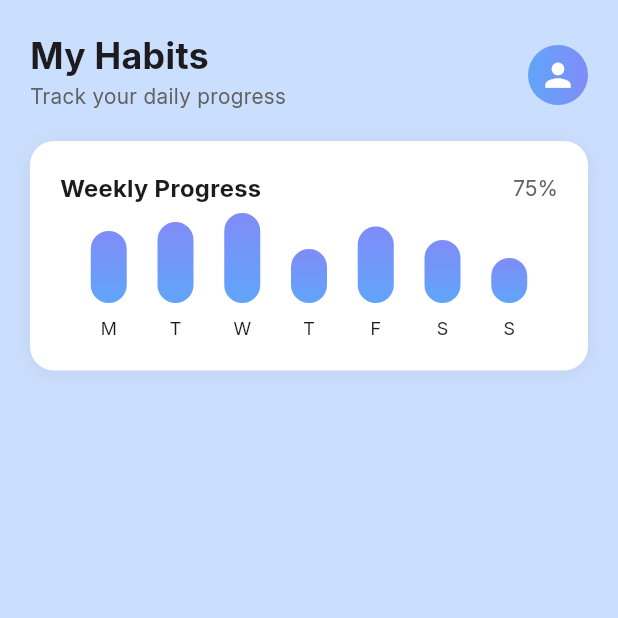
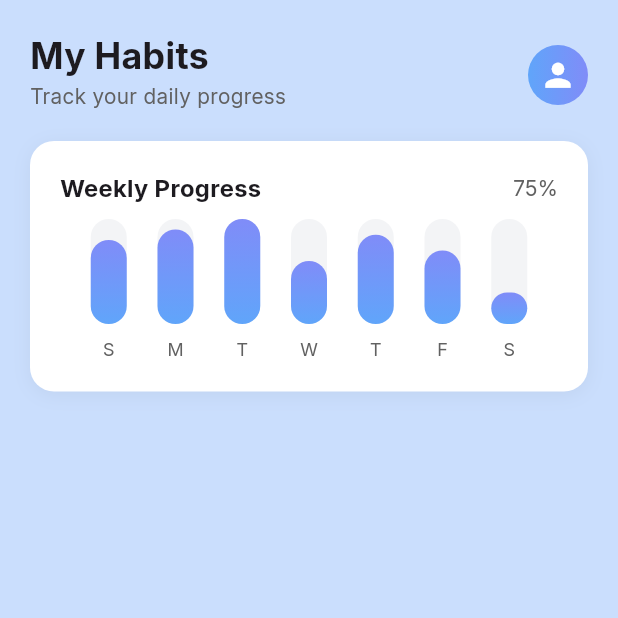
Before and after one commit to x00Adham/Habitly-App, a Flutter app: the screen it shows after launch, on a phone screen of 412 x 824 dp, the top half of it. Run offline on Flutter 3.47's test engine with Material 3 defaults, Android fonts, the phone set to English and light mode, and no system bars.

Commit message:
Update CustomBarChart(shadow)

```diff
--- a/lib/screens/home_page.dart
+++ b/lib/screens/home_page.dart
@@ -32,6 +32,7 @@ class HomePage extends StatelessWidget {
                     Text("75%", style: TextStyle(color: mygray)),
                   ],
                 ),
+                SizedBox(height: 4),
                 CustomBarChart(),
               ],
             ),
--- a/lib/widgets/custom_bar_chart.dart
+++ b/lib/widgets/custom_bar_chart.dart
@@ -2,15 +2,15 @@ import 'package:flutter/material.dart';
 import 'package:habitly/constants/colors.dart';
 
 class CustomBarChart extends StatelessWidget {
-  final List<double> weeklyData = [0.8, 0.9, 1.0, 0.6, 0.85, 0.7, 0.5];
-  final List<String> weekDays = ['M', 'T', 'W', 'T', 'F', 'S', 'S'];
+  final List<double> weeklyData = [0.8, 0.9, 1.0, 0.6, 0.85, 0.7, 0.3];
+  final List<String> weekDays = ['S', 'M', 'T', 'W', 'T', 'F', 'S'];
 
   CustomBarChart({super.key});
 
   @override
   Widget build(BuildContext context) {
     return SizedBox(
-      height: 90,
+      height: 100,
       child: Row(
         mainAxisAlignment: MainAxisAlignment.spaceEvenly,
         crossAxisAlignment: CrossAxisAlignment.end,
@@ -18,9 +18,21 @@ class CustomBarChart extends StatelessWidget {
           return Column(
             mainAxisAlignment: MainAxisAlignment.end,
             children: [
+              Stack(
+                alignment: Alignment.bottomCenter,
+                children: [
                   Container(
                     width: 24,
-                height: weeklyData[index] * 60,
+                    height: 70,
+                    decoration: BoxDecoration(
+                      color: Color(0xffF3F4F6),
+
+                      borderRadius: BorderRadius.circular(12),
+                    ),
+                  ),
+                  Container(
+                    width: 24,
+                    height: weeklyData[index] * 70,
                     decoration: BoxDecoration(
                       gradient: LinearGradient(
                         colors: [myblue, mypink],
@@ -31,12 +43,14 @@ class CustomBarChart extends StatelessWidget {
                       borderRadius: BorderRadius.circular(12),
                     ),
                   ),
+                ],
+              ),
               SizedBox(height: 8),
               Text(
                 weekDays[index],
                 style: TextStyle(
                   fontSize: 12,
-                  // color: Colors.grey[600],
+                  color: Colors.grey[700],
                   fontWeight: FontWeight.w500,
                 ),
               ),
```
Lines whose indentation alone changed are shown as unchanged.
